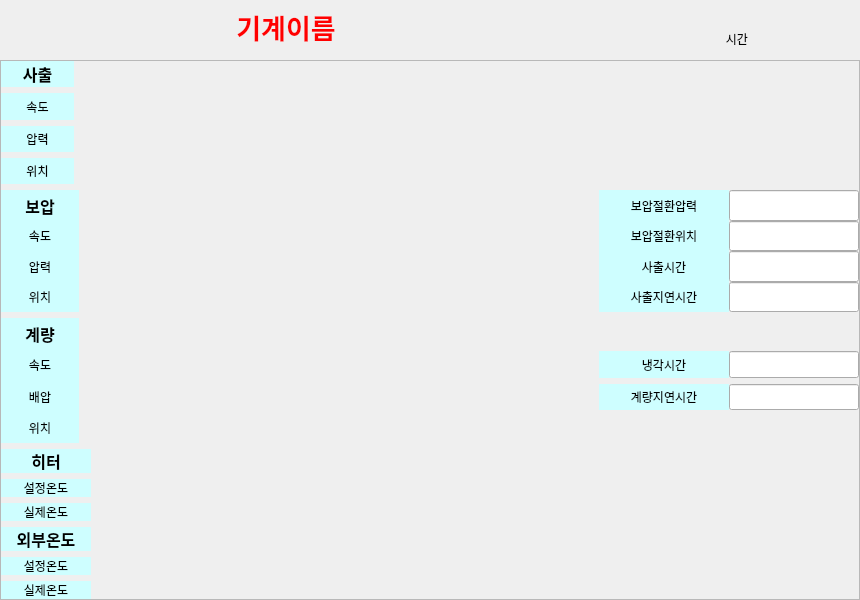
Qt form moldcondition_form.ui (LeeChiWon/QCClient) before a commit.
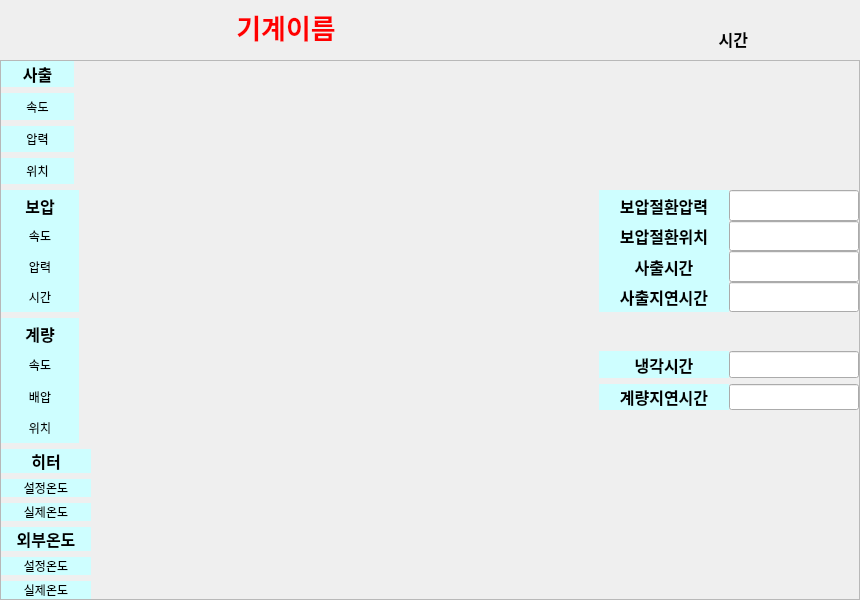
The same form after that commit. Icons and pictures are not drawn. Custom widgets are drawn as their Qt base class.

```diff
--- a/moldcondition_form.ui
+++ b/moldcondition_form.ui
@@ -243,6 +243,14 @@
              <height>30</height>
             </size>
            </property>
+           <property name="font">
+            <font>
+             <family>굴림</family>
+             <pointsize>12</pointsize>
+             <weight>75</weight>
+             <bold>true</bold>
+            </font>
+           </property>
            <property name="text">
             <string>시간</string>
            </property>
@@ -625,7 +633,7 @@
                   <bool>true</bool>
                  </property>
                  <property name="text">
-                  <string>위치</string>
+                  <string>시간</string>
                  </property>
                  <property name="alignment">
                   <set>Qt::AlignCenter</set>
@@ -715,6 +723,14 @@
                    </disabled>
                   </palette>
                  </property>
+                 <property name="font">
+                  <font>
+                   <family>굴림</family>
+                   <pointsize>12</pointsize>
+                   <weight>75</weight>
+                   <bold>true</bold>
+                  </font>
+                 </property>
                  <property name="autoFillBackground">
                   <bool>true</bool>
                  </property>
@@ -798,6 +814,14 @@
                    </disabled>
                   </palette>
                  </property>
+                 <property name="font">
+                  <font>
+                   <family>굴림</family>
+                   <pointsize>12</pointsize>
+                   <weight>75</weight>
+                   <bold>true</bold>
+                  </font>
+                 </property>
                  <property name="autoFillBackground">
                   <bool>true</bool>
                  </property>
@@ -881,6 +905,14 @@
                    </disabled>
                   </palette>
                  </property>
+                 <property name="font">
+                  <font>
+                   <family>굴림</family>
+                   <pointsize>12</pointsize>
+                   <weight>75</weight>
+                   <bold>true</bold>
+                  </font>
+                 </property>
                  <property name="autoFillBackground">
                   <bool>true</bool>
                  </property>
@@ -964,6 +996,14 @@
                    </disabled>
                   </palette>
                  </property>
+                 <property name="font">
+                  <font>
+                   <family>굴림</family>
+                   <pointsize>12</pointsize>
+                   <weight>75</weight>
+                   <bold>true</bold>
+                  </font>
+                 </property>
                  <property name="autoFillBackground">
                   <bool>true</bool>
                  </property>
@@ -2137,6 +2177,14 @@
                  </disabled>
                 </palette>
                </property>
+               <property name="font">
+                <font>
+                 <family>굴림</family>
+                 <pointsize>12</pointsize>
+                 <weight>75</weight>
+                 <bold>true</bold>
+                </font>
+               </property>
                <property name="autoFillBackground">
                 <bool>true</bool>
                </property>
@@ -2233,6 +2281,14 @@
                  </disabled>
                 </palette>
                </property>
+               <property name="font">
+                <font>
+                 <family>굴림</family>
+                 <pointsize>12</pointsize>
+                 <weight>75</weight>
+                 <bold>true</bold>
+                </font>
+               </property>
                <property name="autoFillBackground">
                 <bool>true</bool>
                </property>
```
Left out of the diff: 182 changed lines with no effect on the pictures.
